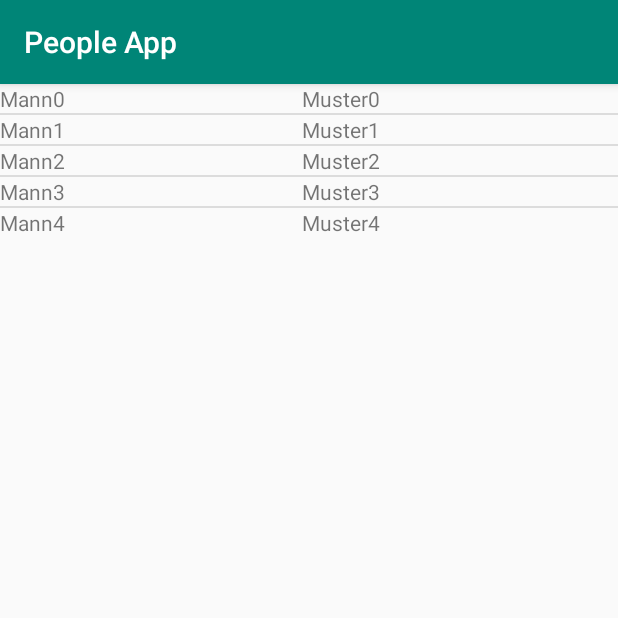
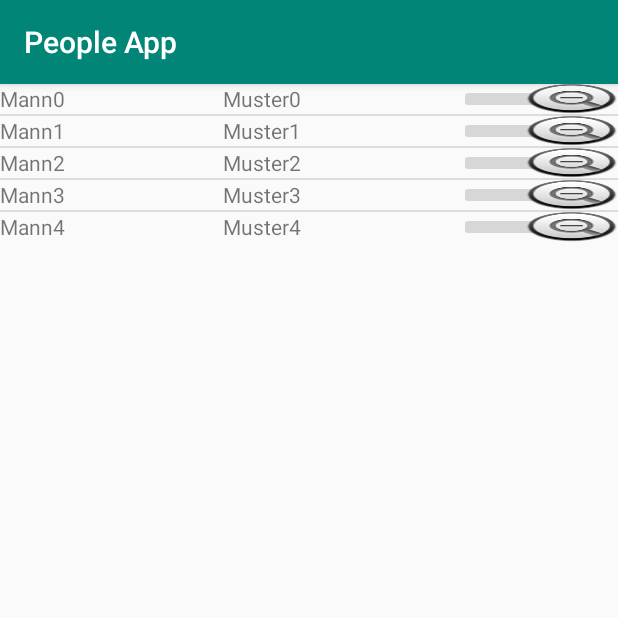
Before and after one commit to Javacream/org.javacream.training.android, an Android app: the PeopleListActivity screen opened directly, with no data from a screen before it, on a phone screen of 412 x 824 dp, the top half of it. Run offline under Robolectric (Android 15) with nearby library versions, the phone set to English and light mode, and no system bars.

Commit message:
implement delete person controller in peoplelist

```diff
--- a/app/src/main/java/org/javacream/training/android/people/PeopleArrayAdapter.java
+++ /dev/null
@@ -1,30 +0,0 @@
-package org.javacream.training.android.people;
-
-import android.content.Context;
-import android.view.LayoutInflater;
-import android.view.View;
-import android.view.ViewGroup;
-import android.widget.ArrayAdapter;
-import android.widget.TextView;
-
-import org.javacream.training.android.people.model.Person;
-
-public class PeopleArrayAdapter extends ArrayAdapter<Person> {
-    public PeopleArrayAdapter(Context context, Person[] objects) {
-        super(context, R.layout.person_row_layout, objects);
-    }
-
-    @Override
-    public View getView(int position, View convertView, ViewGroup parent) {
-        final Person person = getItem(position);
-        if (convertView == null) {
-            convertView = LayoutInflater.from(getContext()).inflate(R.layout.person_row_layout, parent, false);
-        }
-        TextView lastname = (TextView) convertView.findViewById(R.id.lastnameInRow);
-        TextView firstname = (TextView) convertView.findViewById(R.id.firstnameInRow);
-        lastname.setText(person.getLastname());
-        firstname.setText(person.getFirstname());
-        return convertView;
-    }
-
-}
--- a/app/src/main/java/org/javacream/training/android/people/PeopleListActivity.java
+++ b/app/src/main/java/org/javacream/training/android/people/PeopleListActivity.java
@@ -2,17 +2,26 @@ package org.javacream.training.android.people;
 
 import androidx.appcompat.app.AppCompatActivity;
 
+import android.content.Context;
 import android.os.Bundle;
 import android.util.Log;
+import android.view.LayoutInflater;
+import android.view.View;
+import android.view.ViewGroup;
+import android.widget.ArrayAdapter;
 import android.widget.ListView;
+import android.widget.TextView;
 
+import org.javacream.training.android.people.controller.DeletePersonController;
 import org.javacream.training.android.people.model.PeopleModel;
 import org.javacream.training.android.people.model.Person;
 
 import java.util.List;
 
-public class PeopleListActivity extends AppCompatActivity {
+public class PeopleListActivity extends AppCompatActivity implements DeletePersonController.UpdateCallback {
     private PeopleModel peopleModel;
+    private PeopleArrayAdapter peopleArrayAdapter;
+
     @Override
     protected void onCreate(Bundle savedInstanceState) {
         super.onCreate(savedInstanceState);
@@ -20,10 +29,41 @@ public class PeopleListActivity extends AppCompatActivity {
         peopleModel = PeopleApplicationContext.peopleModel();
         Log.i("DETAIL", peopleModel.findAll().toString());
         List<Person> peopleList = peopleModel.findAll();
-        Person[] peopleAsArray = new Person[peopleList.size()];
-        peopleList.toArray(peopleAsArray);
-        PeopleArrayAdapter peopleArrayAdapter = new PeopleArrayAdapter(this, peopleAsArray);
+        peopleArrayAdapter = new PeopleArrayAdapter(this, peopleList);
         ListView peopleListView = findViewById(R.id.peopleListView);
         peopleListView.setAdapter(peopleArrayAdapter);
     }
+
+    @Override
+    public void updateDeletePerson() {
+        peopleArrayAdapter.notifyDataSetChanged();
+    }
+
+    public class PeopleArrayAdapter extends ArrayAdapter<Person> {
+
+        public PeopleArrayAdapter(Context context, List<Person> objects) {
+            super(context, R.layout.person_row_layout, objects);
+        }
+
+        @Override
+        public View getView(int position, View convertView, ViewGroup parent) {
+            final Person person = getItem(position);
+            if (convertView == null) {
+                convertView = LayoutInflater.from(getContext()).inflate(R.layout.person_row_layout, parent, false);
+            }
+            convertView.findViewById(R.id.deletePersonButton).setOnClickListener(new View.OnClickListener() {
+                @Override
+                public void onClick(View v) {
+                    remove(person);
+                    PeopleApplicationContext.deletePersonController().deletePerson(person.getId(), PeopleListActivity.this);
+                }
+            });
+            TextView lastname = (TextView) convertView.findViewById(R.id.lastnameInRow);
+            TextView firstname = (TextView) convertView.findViewById(R.id.firstnameInRow);
+            lastname.setText(person.getLastname());
+            firstname.setText(person.getFirstname());
+            return convertView;
+        }
+
+    }
 }
--- a/app/src/main/res/layout/person_row_layout.xml
+++ b/app/src/main/res/layout/person_row_layout.xml
@@ -16,4 +16,11 @@
         android:layout_height="wrap_content"
         android:layout_weight="1"
         android:text="TextView" />
+
+    <ImageButton
+        android:id="@+id/deletePersonButton"
+        android:layout_width="0dp"
+        android:layout_height="wrap_content"
+        android:layout_weight="1"
+        android:foreground="@android:drawable/btn_minus"></ImageButton>
 </LinearLayout>
```
